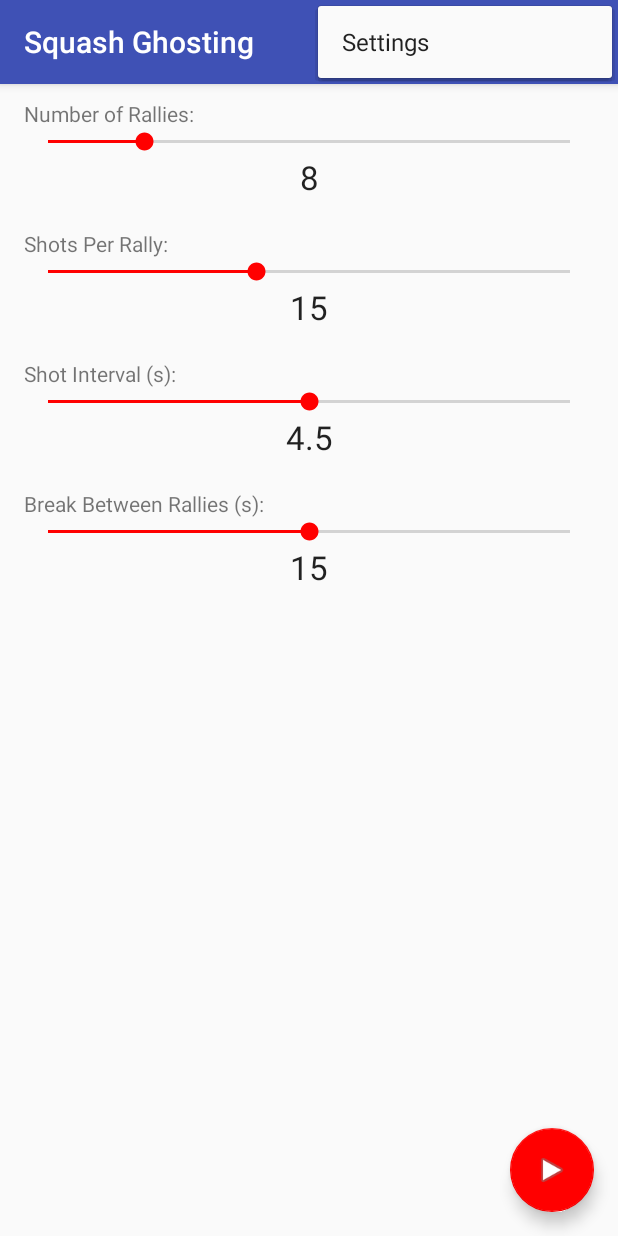
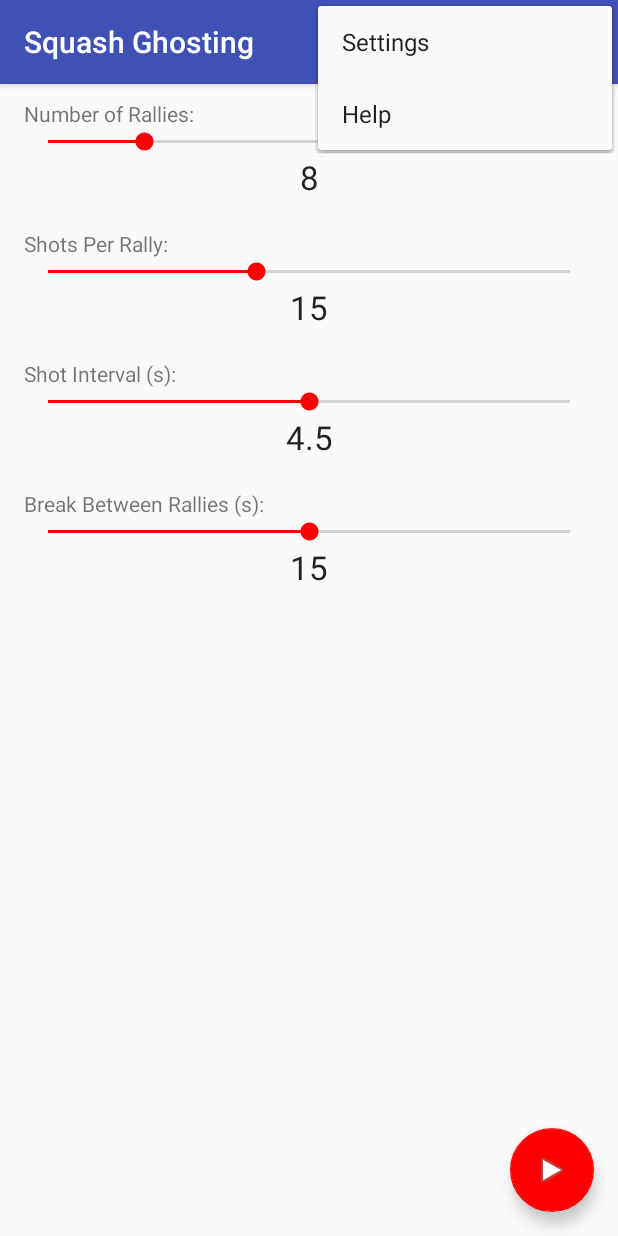
Before and after one commit to Pritch68/SquashGhosting, an Android app: the screen it shows after launch (SessionSetupActivity), with the options menu open, on a phone screen of 412 x 824 dp. Run offline under Robolectric (Android 15) with nearby library versions, the light colour scheme and no system bars; 4 statements that could not run were skipped.

Commit message:
Added Help link to menu, and fixed onResume behaviour.

```diff
--- a/app/src/main/res/menu/menu_session_setup.xml
+++ b/app/src/main/res/menu/menu_session_setup.xml
@@ -7,4 +7,9 @@
         android:orderInCategory="100"
         android:title="@string/action_settings"
         app:showAsAction="never" />
+    <item
+        android:id="@+id/action_help"
+        android:orderInCategory="101"
+        android:title="@string/action_help"
+        app:showAsAction="never" />
 </menu>
--- a/app/src/main/res/values/strings.xml
+++ b/app/src/main/res/values/strings.xml
@@ -1,6 +1,7 @@
 <resources>
     <string name="app_name">Squash Ghosting</string>
     <string name="action_settings">Settings</string>
+    <string name="action_help">Help</string>
     <string name="title_activity_run_session">Squash Ghosting Session</string>
     <string name="dummy_button">Dummy Button</string>
     <string name="get_ready_message"></string>
```
Also changed, not shown: app/src/main/java/com/tangosix/squashghosting/RunSessionActivity.java (+5 -3 lines), app/src/main/java/com/tangosix/squashghosting/SessionSetupActivity.java (+8 -3 lines).
